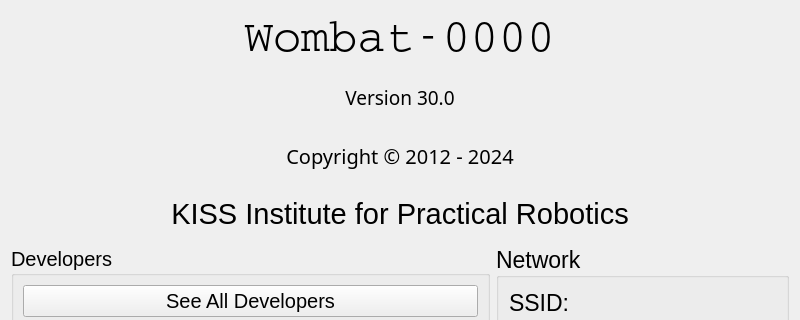
Old version of the form ui/AboutWidget.ui in the repository kipr/botui; both pictures show x 0 to 800 and y 0 to 320 of the 800 by 480 pixel window.
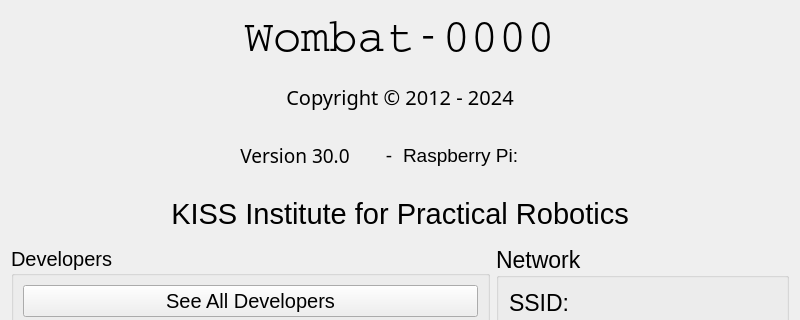
New version of the form. Icons and pictures are not drawn.

Commit message: Added Raspberry Pi type place holder with label Adjusted Version line spacing

Patch:
```diff
--- a/ui/AboutWidget.ui
+++ b/ui/AboutWidget.ui
@@ -81,6 +81,36 @@
       </widget>
      </item>
      <item>
+      <widget class="QLabel" name="label_5">
+       <property name="font">
+        <font>
+         <family>Sans</family>
+         <pointsize>15</pointsize>
+        </font>
+       </property>
+       <property name="text">
+        <string>Copyright © 2012 - 2024</string>
+       </property>
+       <property name="textFormat">
+        <enum>Qt::MarkdownText</enum>
+       </property>
+       <property name="alignment">
+        <set>Qt::AlignCenter</set>
+       </property>
+      </widget>
+     </item>
+     <item>
+      <layout class="QHBoxLayout" name="versionPiTypeHorizontal">
+       <property name="spacing">
+        <number>0</number>
+       </property>
+       <property name="leftMargin">
+        <number>200</number>
+       </property>
+       <property name="rightMargin">
+        <number>150</number>
+       </property>
+       <item>
       <widget class="QLabel" name="version">
        <property name="minimumSize">
         <size>
@@ -88,6 +118,12 @@
          <height>0</height>
         </size>
        </property>
+         <property name="maximumSize">
+          <size>
+           <width>160</width>
+           <height>16777215</height>
+          </size>
+         </property>
        <property name="font">
         <font>
          <family>Sans</family>
@@ -110,23 +146,63 @@
       </widget>
      </item>
      <item>
-      <widget class="QLabel" name="label_5">
+        <widget class="QLabel" name="dash">
+         <property name="maximumSize">
+          <size>
+           <width>20</width>
+           <height>16777215</height>
+          </size>
+         </property>
        <property name="font">
         <font>
-         <family>Sans</family>
-         <pointsize>15</pointsize>
+           <pointsize>14</pointsize>
         </font>
        </property>
        <property name="text">
-        <string>Copyright © 2012 - 2024</string>
-       </property>
-       <property name="textFormat">
-        <enum>Qt::MarkdownText</enum>
+          <string>-</string>
        </property>
        <property name="alignment">
         <set>Qt::AlignCenter</set>
        </property>
       </widget>
+       </item>
+       <item>
+        <widget class="QLabel" name="piTypeLabel">
+         <property name="maximumSize">
+          <size>
+           <width>125</width>
+           <height>16777215</height>
+          </size>
+         </property>
+         <property name="font">
+          <font>
+           <pointsize>14</pointsize>
+          </font>
+         </property>
+         <property name="text">
+          <string>Raspberry Pi: </string>
+         </property>
+        </widget>
+       </item>
+       <item>
+        <widget class="QLabel" name="piType">
+         <property name="maximumSize">
+          <size>
+           <width>100</width>
+           <height>16777215</height>
+          </size>
+         </property>
+         <property name="font">
+          <font>
+           <pointsize>14</pointsize>
+          </font>
+         </property>
+         <property name="text">
+          <string/>
+         </property>
+        </widget>
+       </item>
+      </layout>
      </item>
      <item>
       <widget class="QLabel" name="label_4">
```
Lines whose indentation alone changed are shown as unchanged. The commit also changes 2 other files.
